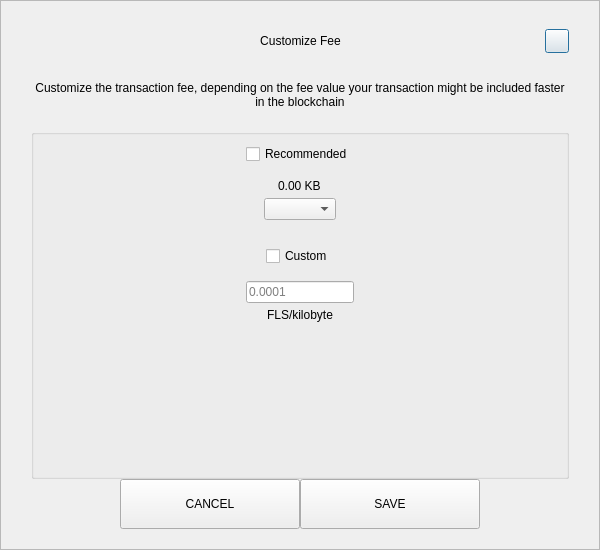
Qt form src/qt/fls/forms/sendcustomfeedialog.ui (Liquid369/blank) before a commit.
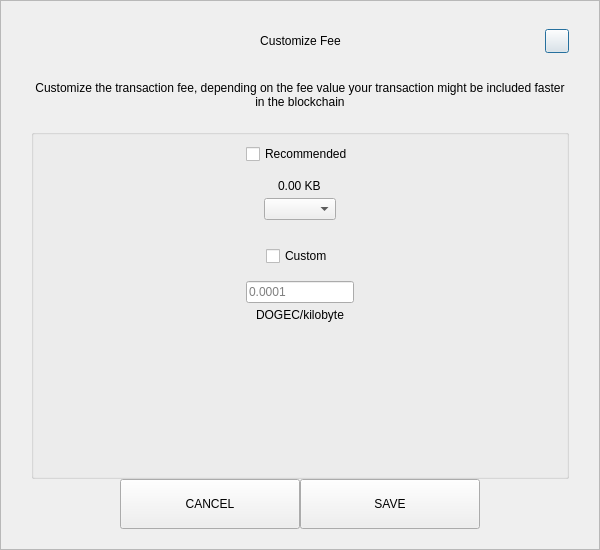
The same form after that commit.

The edit to the form file:
```diff
--- a/src/qt/fls/forms/sendcustomfeedialog.ui
+++ b/src/qt/fls/forms/sendcustomfeedialog.ui
@@ -287,7 +287,7 @@
            <item alignment="Qt::AlignHCenter">
             <widget class="QLabel" name="labelCustomFee">
              <property name="text">
-              <string>FLS/kilobyte</string>
+              <string>DOGEC/kilobyte</string>
              </property>
             </widget>
            </item>
```
